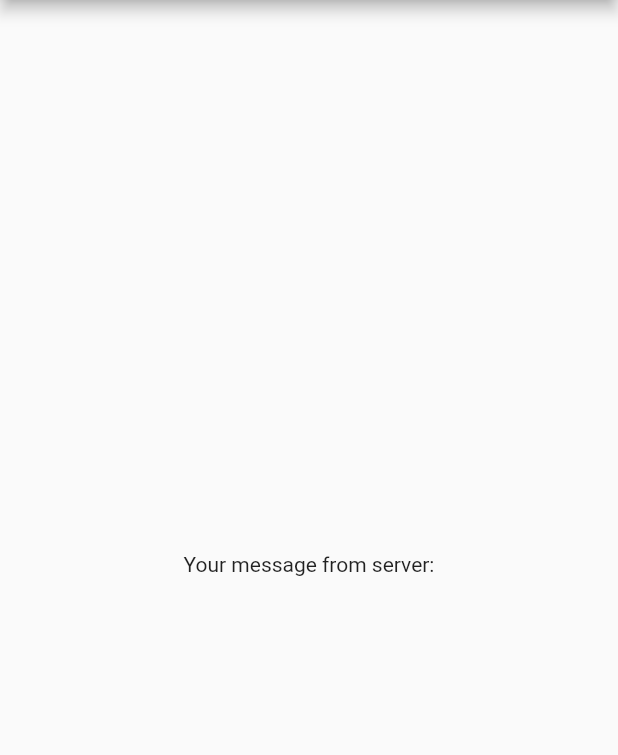
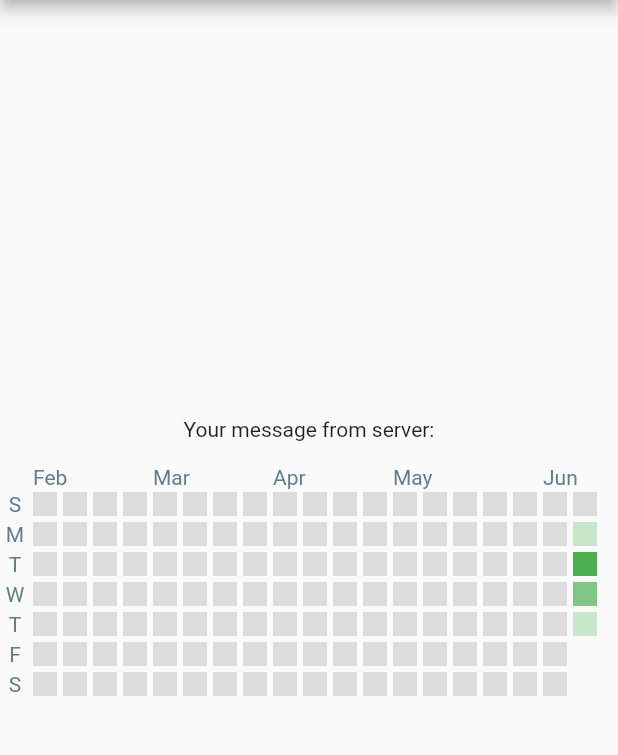
Before and after one commit to jamilxt/flutter_websocket_demo, a Flutter app: the screen it shows after launch, on a phone screen of 412 x 824 dp, the part 84-839 px from its top. Run offline on Flutter 3.47's test engine with Material 2 defaults, Android fonts, the phone set to English and light mode, and no system bars; missing offline and left inert: stomp_dart_client.

Commit message:
add: heatmap

```diff
--- /dev/null
+++ b/lib/heatmap/default_container.dart
@@ -0,0 +1,33 @@
+import 'package:flutter/cupertino.dart';
+
+class DefaultContainer extends StatelessWidget {
+  const DefaultContainer({
+    Key? key,
+    required this.size,
+    required this.text,
+    required this.textColor,
+    this.textSize = 14,
+    this.margin = 2.0,
+  }) : super(key: key);
+
+  final double size;
+  final double textSize;
+  final String text;
+  final Color textColor;
+  final double margin;
+
+  @override
+  Widget build(BuildContext context) {
+    return Container(
+        alignment: Alignment.center,
+        height: size,
+        width: size,
+        child: Text(
+          text,
+          style: TextStyle(
+              fontSize: textSize,
+              color: textColor),
+        ),
+        margin: EdgeInsets.all(margin));
+  }
+}
--- /dev/null
+++ b/lib/heatmap/heatmap_calendar.dart
@@ -0,0 +1,127 @@
+import 'package:flutter/material.dart';
+import 'package:flutter_websocket_demo/heatmap/time_utils.dart';
+import 'package:flutter_websocket_demo/heatmap/week_columns.dart';
+import 'package:flutter_websocket_demo/heatmap/week_labels.dart';
+
+class HeatMapCalendar extends StatefulWidget {
+  static const double COLUMN_COUNT = 11;
+  static const double ROW_COUNT = 8;
+  static const double EDGE_SIZE = 4;
+
+  /// The labels identifying the initials of the days of the week
+  /// Defaults to [TimeUtils.defaultWeekLabels]
+  final List<String> weekDaysLabels;
+
+  /// The labels identifying the months of a year
+  /// Defaults to [TimeUtils.defaultMonthsLabels]
+  final List<String> monthsLabels;
+
+  /// The inputs that will fill the calendar with data
+  final Map<DateTime, int> input;
+
+  /// The thresholds which will map the given [input] to a color
+  ///
+  /// Make sure to map starting on number 1, so the user might notice the difference between
+  /// a day that had no input and one that had
+  /// Example: {1: Colors.green[100], 20: Colors.green[200], 40: Colors.green[300]}
+  final Map<int, Color?> colorThresholds;
+
+  /// The size of each item of the calendar
+  final double squareSize;
+
+  /// The opacity of the text when the user double taps the widget
+  final double textOpacity;
+
+  /// The color of the texts in the weeks/months labels
+  final Color labelTextColor;
+
+  /// The color of the text that identifies the days
+  final Color dayTextColor;
+
+  /// Helps avoiding overspacing issues
+  final double safetyMargin;
+
+  /// The size of the texts in the weeks/months labels
+  final double labelTextSize;
+
+  const HeatMapCalendar(
+      {Key? key,
+        required this.input,
+        required this.colorThresholds,
+        this.weekDaysLabels = TimeUtils.defaultWeekLabels,
+        this.monthsLabels = TimeUtils.defaultMonthsLabels,
+        this.squareSize = 16,
+        this.textOpacity = 0.2,
+        this.labelTextSize = 14,
+        this.labelTextColor = Colors.black,
+        this.dayTextColor = Colors.black,
+        this.safetyMargin = 0})
+      : super(key: key);
+
+  @override
+  HeatMapCalendarState createState() {
+    return HeatMapCalendarState();
+  }
+}
+
+class HeatMapCalendarState extends State<HeatMapCalendar> {
+  double currentOpacity = 0;
+  bool displayDates = false;
+
+  /// Toggles the labels in all [HeatMapDay]s
+  void onDoubleTap() {
+    setState(() {
+      displayDates = !displayDates;
+      currentOpacity = displayDates ? widget.textOpacity : 0;
+    });
+  }
+
+  /// Calculates the right amount of columns to create based on [maxWidth]
+  ///
+  /// returns the number of columns that the widget should have
+  int getColumnsToCreate(double maxWidth) {
+    assert(maxWidth > (2 * (HeatMapCalendar.EDGE_SIZE + widget.squareSize)));
+
+    // The given size of a square + the size of the margin
+    final double widgetWidth = widget.squareSize + HeatMapCalendar.EDGE_SIZE;
+    return (maxWidth - widget.safetyMargin) ~/ widgetWidth;
+  }
+
+  @override
+  Widget build(BuildContext context) {
+    return LayoutBuilder(
+      builder: (context, constraints) {
+        return InkWell(
+          onDoubleTap: onDoubleTap,
+          child: Container(
+            height: (widget.squareSize + HeatMapCalendar.EDGE_SIZE) *
+                (HeatMapCalendar.ROW_COUNT + 1),
+            width: constraints.maxWidth,
+            child: Row(
+              children: <Widget>[
+                WeekLabels(
+                  labelTextSize: widget.labelTextSize,
+                  weekDaysLabels: widget.weekDaysLabels,
+                  squareSize: widget.squareSize,
+                  labelTextColor: widget.labelTextColor,
+                ),
+                WeekColumns(
+                  squareSize: widget.squareSize,
+                  labelTextSize: widget.labelTextSize,
+                  labelTextColor: widget.labelTextColor,
+                  input: widget.input,
+                  colorThresholds: widget.colorThresholds,
+                  currentOpacity: currentOpacity,
+                  monthLabels: widget.monthsLabels,
+                  dayTextColor: widget.dayTextColor,
+                  columnsToCreate: getColumnsToCreate(constraints.maxWidth) - 1,
+                  date: DateTime.now(),
+                )
+              ],
+            ),
+          ),
+        );
+      },
+    );
+  }
+}
--- /dev/null
+++ b/lib/heatmap/heatmap_day.dart
@@ -0,0 +1,62 @@
+import 'package:flutter/material.dart';
+
+class HeatMapDay extends StatelessWidget {
+  final int? value;
+  final double size;
+  final Map<int, Color?> thresholds;
+  final Color defaultColor;
+  final int currentDay;
+  final double opacity;
+  final Duration animationDuration;
+  final Color textColor;
+  final FontWeight fontWeight;
+
+  const HeatMapDay(
+      {Key? key,
+        this.value,
+        required this.size,
+        required this.thresholds,
+        this.defaultColor = Colors.black12,
+        required this.currentDay,
+        this.opacity = 0.3,
+        this.animationDuration = const Duration(milliseconds: 300),
+        this.textColor = Colors.black,
+        required this.fontWeight})
+      : super(key: key);
+  ///
+
+  /// Loop for getting the right color based on [thresholds] values
+  /// If the [value] is greater than or equal one of [thresholds]' key,
+  /// it will receive its value
+  Color? getColorFromThreshold() {
+    Color? color = defaultColor;
+    if (value != null) {
+      thresholds.forEach((mapKey, mapColor) {
+        if (value! >= mapKey) {
+          color = mapColor;
+        }
+      });
+    }
+
+    return color;
+  }
+
+  @override
+  Widget build(BuildContext context) {
+    return Container(
+      alignment: Alignment.center,
+      height: size,
+      width: size,
+      color: getColorFromThreshold(),
+      margin: EdgeInsets.all(2.0),
+      child: AnimatedOpacity(
+        opacity: opacity,
+        duration: animationDuration,
+        child: Text(
+          currentDay.toString(),
+          style: TextStyle(fontWeight: fontWeight, color: textColor),
+        ),
+      ),
+    );
+  }
+}
--- /dev/null
+++ b/lib/heatmap/month_label.dart
@@ -0,0 +1,38 @@
+import 'package:flutter/material.dart';
+
+class MonthLabel extends StatelessWidget {
+  const MonthLabel({
+    Key? key,
+    required this.size,
+    this.text = "",
+    required this.textColor,
+    this.textSize = 16
+  }) : super(key: key);
+
+  final double size;
+  final String text;
+  final Color textColor;
+  final double? textSize;
+
+  @override
+  Widget build(BuildContext context) {
+    return Container(
+      alignment: Alignment.bottomCenter,
+      height: size,
+      width: size,
+      child: Stack(
+        clipBehavior: Clip.none, fit: StackFit.expand,
+        children: <Widget>[
+          Positioned(
+            width: 60,
+            bottom: 0,
+            child: Text(
+              text,
+              style: TextStyle(fontSize: textSize, color: textColor),
+            ),
+          )
+        ],
+      ),
+    );
+  }
+}
--- /dev/null
+++ b/lib/heatmap/time_utils.dart
@@ -0,0 +1,90 @@
+class TimeUtils {
+  /// The first element is an empty string,
+  /// once Dart's DateTime counts months from 1 to 12
+  static const List<String> defaultMonthsLabels = [
+    "",
+    "Jan",
+    "Feb",
+    "Mar",
+    "Apr",
+    "May",
+    "Jun",
+    "Jul",
+    "Aug",
+    "Sep",
+    "Oct",
+    "Nov",
+    "Dec",
+  ];
+
+  static const List<String> defaultWeekLabels = [
+    'S',
+    'M',
+    'T',
+    'W',
+    'T',
+    'F',
+    'S'
+  ];
+
+  /// Obtains the first day of the current week,
+  /// based on user's current day
+  static DateTime firstDayOfTheWeek(DateTime today) {
+    return safeSubtract(today, Duration(
+        days: (today.weekday % DateTime.daysPerWeek),
+        hours: today.hour,
+        minutes: today.minute,
+        seconds: today.second,
+        microseconds: today.microsecond,
+        milliseconds: today.millisecond));
+  }
+
+  static DateTime firstDayOfCalendar(DateTime day, int columnsAmount) {
+    return safeSubtract(day, Duration(days: (DateTime.daysPerWeek * (columnsAmount - 1))));
+  }
+
+  /// Sets a DateTime hours/minutes/seconds/microseconds/milliseconds to 0
+  static DateTime removeTime(DateTime dateTime) {
+    return DateTime(dateTime.year, dateTime.month, dateTime.day);
+  }
+
+  /// Returns date without timezone info (UTC format)
+  static DateTime removeTZ(DateTime dateTime) {
+    return DateTime.utc(dateTime.year, dateTime.month, dateTime.day, dateTime.hour, dateTime.minute,
+        dateTime.second, dateTime.millisecond, dateTime.millisecond);
+  }
+
+  /// Returns date with local timezone
+  static DateTime addTZ(DateTime dateTime) {
+    return DateTime(dateTime.year, dateTime.month, dateTime.day, dateTime.hour, dateTime.minute,
+        dateTime.second, dateTime.millisecond, dateTime.microsecond);
+  }
+
+  /// Subtract duration without timezone.
+  /// That prevents from problems with time shift if DST changed
+  static DateTime safeSubtract(DateTime dateTime, Duration duration) {
+    DateTime add = removeTZ(dateTime).subtract(duration);
+    return addTZ(add);
+  }
+
+  /// Add duration without timezone.
+  /// That prevents from problems with time shift if DST changed
+  static DateTime safeAdd(DateTime dateTime, Duration duration) {
+    DateTime add = removeTZ(dateTime).add(duration);
+    return addTZ(add);
+  }
+
+  /// Creates a list of [DateTime], including all days between [startDate] and [finishDate]
+  static List<DateTime> datesBetween(DateTime startDate, DateTime finishDate) {
+    assert(startDate.isBefore(finishDate));
+
+    List<DateTime> datesList = [];
+    DateTime aux = startDate;
+    do {
+      datesList.add(aux);
+      aux = safeAdd(aux, Duration(days: 1));
+    } while (finishDate.millisecondsSinceEpoch >= aux.millisecondsSinceEpoch);
+
+    return datesList;
+  }
+}
--- /dev/null
+++ b/lib/heatmap/week_columns.dart
@@ -0,0 +1,122 @@
+import 'package:flutter/material.dart';
+import 'package:flutter_websocket_demo/heatmap/time_utils.dart';
+
+import 'heatmap_day.dart';
+import 'month_label.dart';
+
+class WeekColumns extends StatelessWidget {
+  final double squareSize;
+
+  final Color labelTextColor;
+
+  final Map<DateTime, int> input;
+
+  final Map<int, Color?> colorThresholds;
+
+  final double currentOpacity;
+
+  final List<String> monthLabels;
+
+  final Color dayTextColor;
+
+  final int columnsToCreate;
+
+  final DateTime date;
+
+  final double? labelTextSize;
+
+  WeekColumns(
+      {Key? key,
+        required this.squareSize,
+        this.labelTextSize,
+        required this.labelTextColor,
+        required this.input,
+        required this.colorThresholds,
+        required this.currentOpacity,
+        required this.monthLabels,
+        required this.dayTextColor,
+        required this.columnsToCreate,
+        required this.date})
+      : super(key: key);
+
+  /// The main logic for generating a list of columns representing a week
+  /// Each column is a week having a [MonthLabel] and 7 [HeatMapDay] widgets
+  List<Widget> buildWeekItems() {
+    List<DateTime> dateList = getCalendarDates(columnsToCreate);
+    int totalDays = dateList.length;
+    var daysPerWeek = DateTime.daysPerWeek;
+    int totalWeeks = (totalDays / daysPerWeek).ceil();
+    int amount = totalDays + totalWeeks;
+
+    // The list of columns that will be returned
+    List<Widget> columns = [];
+
+    // The list of items that will be used to form a week
+    List<Widget> columnItems = [];
+    List<int> months = [];
+
+    for (int i = 0; i < amount; i++) {
+      // If true, it means that it should be a label,
+      // if false, it should be a HeatMapDay
+      if (i % 8 == 0) {
+        String month = "";
+
+        if (dateList.isNotEmpty && !months.contains(dateList.first.month)) {
+          month = monthLabels[dateList.first.month];
+          months.add(dateList.first.month);
+        }
+
+        columnItems.add(MonthLabel(
+          size: squareSize,
+          textSize: labelTextSize,
+          textColor: labelTextColor,
+          text: month,
+        ));
+      } else {
+        DateTime currentDate = dateList.first;
+        dateList.removeAt(0);
+
+        final int? value = (input[currentDate] == null) ? 0 : input[currentDate];
+
+        HeatMapDay heatMapDay = HeatMapDay(
+          fontWeight: FontWeight.normal,
+          value: value,
+          thresholds: colorThresholds,
+          size: squareSize,
+          currentDay: currentDate.day,
+          opacity: currentOpacity,
+          textColor: dayTextColor,
+        );
+        columnItems.add(heatMapDay);
+
+        // If the columnsItems has a length of 8, it means it should be ended.
+        if (columnItems.length == 8) {
+          columns.add(Column(children: columnItems));
+          columnItems = [];
+        }
+      }
+    }
+
+    if (columnItems.isNotEmpty) {
+      columns.add(Column(children: columnItems));
+    }
+    return columns;
+  }
+
+  /// Creates a list of all weeks based on given [columnsAmount]
+  List<DateTime> getCalendarDates(int columnsAmount) {
+    DateTime firstDayOfTheWeek = TimeUtils.firstDayOfTheWeek(date);
+    DateTime firstDayOfCalendar = TimeUtils.firstDayOfCalendar(firstDayOfTheWeek, columnsAmount);
+    return TimeUtils.datesBetween(firstDayOfCalendar, date);
+  }
+
+  @override
+  Widget build(BuildContext context) {
+    return Expanded(
+      child: Row(
+        mainAxisSize: MainAxisSize.min,
+        children: buildWeekItems(),
+      ),
+    );
+  }
+}
--- /dev/null
+++ b/lib/heatmap/week_labels.dart
@@ -0,0 +1,78 @@
+import 'package:flutter/material.dart';
+
+import 'default_container.dart';
+
+
+class WeekLabels extends StatelessWidget {
+  final List<String> weekDaysLabels;
+  final double squareSize;
+  final Color labelTextColor;
+  final double labelTextSize;
+
+  const WeekLabels(
+      {Key? key,
+        required this.weekDaysLabels,
+        required this.squareSize,
+        required this.labelTextColor,
+        required this.labelTextSize,})
+      : assert(weekDaysLabels.length == 7),
+        assert(squareSize > 0),
+        super(key: key);
+
+  @override
+  Widget build(BuildContext context) {
+    return Column(
+      children: <Widget>[
+        DefaultContainer(
+          text: "",
+          size: squareSize,
+          textSize: labelTextSize,
+          textColor: labelTextColor,
+          margin: 0,
+        ),
+        DefaultContainer(
+          text: weekDaysLabels[0],
+          size: squareSize,
+          textSize: labelTextSize,
+          textColor: labelTextColor,
+        ),
+        DefaultContainer(
+          text: weekDaysLabels[1],
+          size: squareSize,
+          textSize: labelTextSize,
+          textColor: labelTextColor,
+        ),
+        DefaultContainer(
+          text: weekDaysLabels[2],
+          size: squareSize,
+          textSize: labelTextSize,
+          textColor: labelTextColor,
+        ),
+        DefaultContainer(
+          text: weekDaysLabels[3],
+          size: squareSize,
+          textSize: labelTextSize,
+          textColor: labelTextColor,
+        ),
+        DefaultContainer(
+          text: weekDaysLabels[4],
+          size: squareSize,
+          textSize: labelTextSize,
+          textColor: labelTextColor,
+        ),
+        DefaultContainer(
+          text: weekDaysLabels[5],
+          size: squareSize,
+          textSize: labelTextSize,
+          textColor: labelTextColor,
+        ),
+        DefaultContainer(
+          text: weekDaysLabels[6],
+          size: squareSize,
+          textSize: labelTextSize,
+          textColor: labelTextColor,
+        ),
+      ],
+    );
+  }
+}
--- a/lib/main.dart
+++ b/lib/main.dart
@@ -4,6 +4,9 @@ import 'package:flutter/material.dart';
 import 'package:stomp_dart_client/stomp.dart';
 import 'package:stomp_dart_client/stomp_config.dart';
 import 'package:stomp_dart_client/stomp_frame.dart';
+
+import 'heatmap/heatmap_calendar.dart';
+import 'heatmap/time_utils.dart';
 
 // If Server is using SockJs
 // final socketUrl = 'http://10.0.2.2:8080/ws-message';
@@ -90,6 +93,42 @@ class _MyHomePageState extends State<MyHomePage> {
             Text(
               '$message',
               style: Theme.of(context).textTheme.bodyText1,
+            ),
+            HeatMapCalendar(
+              input: {
+                TimeUtils.removeTime(
+                    DateTime.now().subtract(Duration(days: 3))): 5,
+                TimeUtils.removeTime(
+                    DateTime.now().subtract(Duration(days: 2))): 35,
+                TimeUtils.removeTime(
+                    DateTime.now().subtract(Duration(days: 1))): 14,
+                TimeUtils.removeTime(DateTime.now()): 5,
+              },
+              colorThresholds: {
+                1: Colors.green.shade100,
+                10: Colors.green.shade300,
+                30: Colors.green.shade500
+              },
+              weekDaysLabels: ['S', 'M', 'T', 'W', 'T', 'F', 'S'],
+              monthsLabels: [
+                "",
+                "Jan",
+                "Feb",
+                "Mar",
+                "Apr",
+                "May",
+                "Jun",
+                "Jul",
+                "Aug",
+                "Sep",
+                "Oct",
+                "Nov",
+                "Dec",
+              ],
+              squareSize: 16.0,
+              textOpacity: 0.3,
+              labelTextColor: Colors.blueGrey,
+              dayTextColor: Colors.blue.shade500,
             )
           ],
         ),
```
